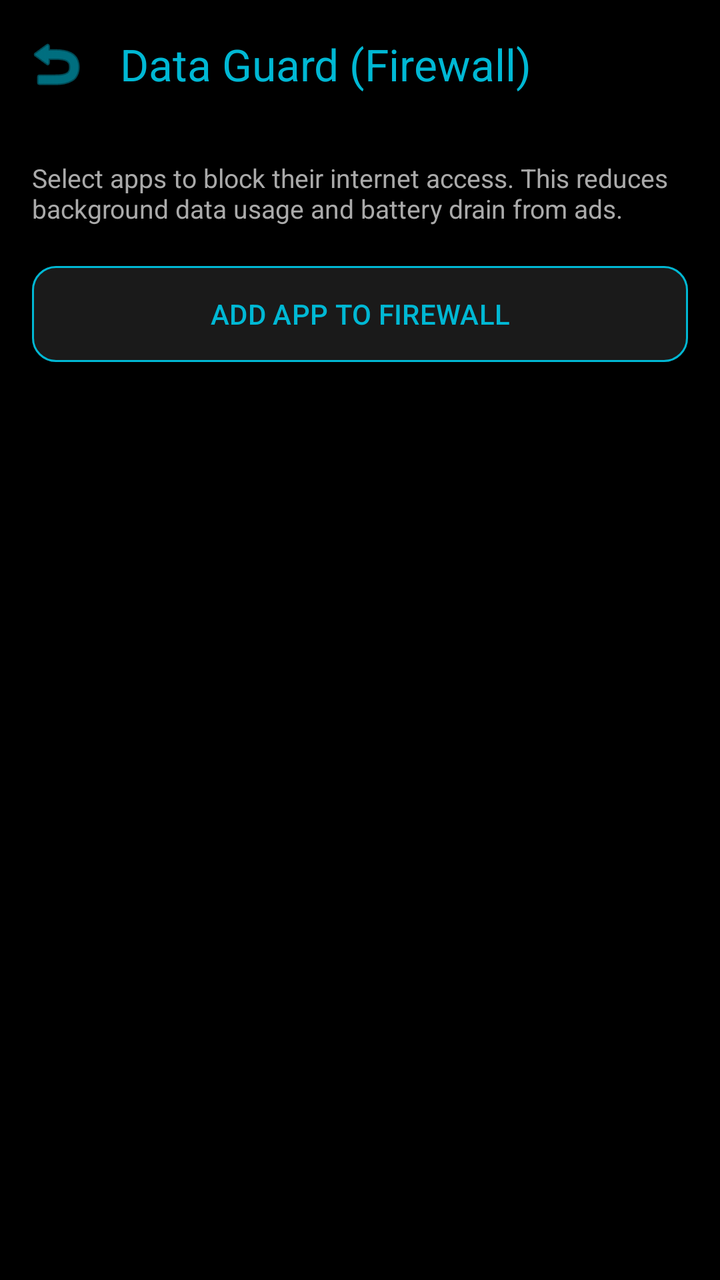
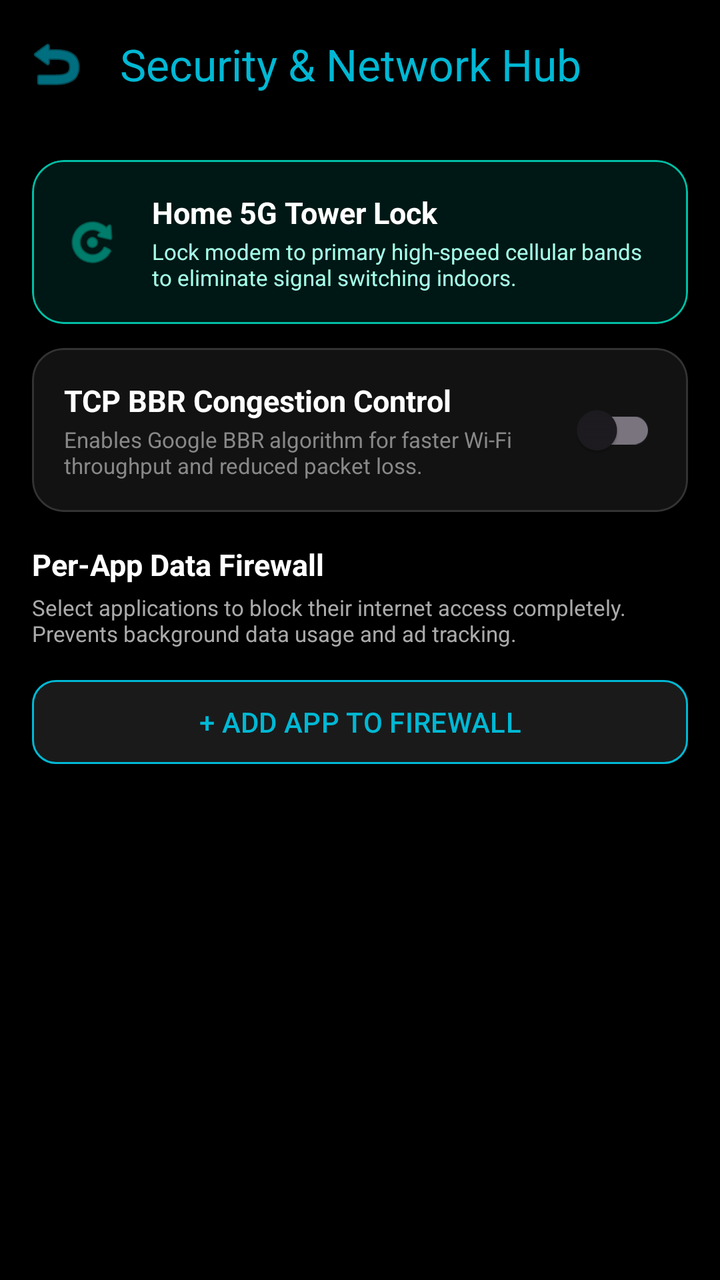

The first picture is an Android layout as it rendered before a commit; the second is the same layout after the commit. The layout source and the unified diff follow.
<!-- AndroidManifest.xml: activity theme Theme.PhoneControl -->
<!-- res/layout/activity_firewall.xml -->
<?xml version="1.0" encoding="utf-8"?>
<LinearLayout xmlns:android="http://schemas.android.com/apk/res/android"
    xmlns:app="http://schemas.android.com/apk/res-auto"
    android:layout_width="match_parent"
    android:layout_height="match_parent"
    android:orientation="vertical"
    android:background="@android:color/black"
    android:fitsSystemWindows="true">

    <com.google.android.material.appbar.MaterialToolbar
        android:id="@+id/toolbarFirewall"
        android:layout_width="match_parent"
        android:layout_height="?attr/actionBarSize"
        app:title="Data Guard (Firewall)"
        app:titleTextColor="@color/color_network"
        app:navigationIcon="@android:drawable/ic_menu_revert"
        app:navigationIconTint="@color/color_network" />

    <LinearLayout
        android:layout_width="match_parent"
        android:layout_height="match_parent"
        android:orientation="vertical"
        android:padding="16dp">

        <TextView
            android:layout_width="match_parent"
            android:layout_height="wrap_content"
            android:text="Select apps to block their internet access. This reduces background data usage and battery drain from ads."
            android:textColor="#AAAAAA"
            android:textSize="13sp"
            android:layout_marginBottom="16dp" />

        <Button
            android:id="@+id/btnAddFirewallApp"
            android:layout_width="match_parent"
            android:layout_height="56dp"
            android:text="ADD APP TO FIREWALL"
            android:layout_marginBottom="16dp"
            app:cornerRadius="12dp"
            android:backgroundTint="#1A1A1A"
            android:textColor="@color/color_network"
            app:strokeWidth="1dp"
            app:strokeColor="@color/color_network" />

        <ScrollView
            android:layout_width="match_parent"
            android:layout_height="0dp"
            android:layout_weight="1">
            <LinearLayout
                android:id="@+id/layoutFirewallContainer"
                android:layout_width="match_parent"
                android:layout_height="wrap_content"
                android:orientation="vertical" />
        </ScrollView>
    </LinearLayout>
</LinearLayout>
<!-- resources referenced by this layout -->
<resources>
  <color name="color_network">#00B8D4</color>
  <style name="Theme.PhoneControl" parent="Theme.Material3.DayNight.NoActionBar">
          
          <item name="colorPrimary">@color/purple_500</item>
          <item name="colorPrimaryVariant">@color/purple_700</item>
          <item name="colorOnPrimary">@color/white</item>
          
          <item name="colorSecondary">@color/teal_200</item>
          <item name="colorSecondaryVariant">@color/teal_700</item>
          <item name="colorOnSecondary">@color/black</item>
          
          <item name="android:statusBarColor">@android:color/black</item>
          <item name="android:windowLightStatusBar" tools:targetApi="m">false</item>
          
          
          
      </style>
  <color name="purple_500">#FF6200EE</color>
  <color name="purple_700">#FF3700B3</color>
  <color name="white">#FFFFFFFF</color>
  <color name="teal_200">#FF03DAC5</color>
  <color name="teal_700">#FF018786</color>
  <color name="black">#FF000000</color>
</resources>

<!-- the commit's change to res/layout/activity_firewall.xml (unified diff, before → after) -->
@@ -11,46 +11,160 @@
         android:id="@+id/toolbarFirewall"
         android:layout_width="match_parent"
         android:layout_height="?attr/actionBarSize"
-        app:title="Data Guard (Firewall)"
+        app:title="Security &amp; Network Hub"
         app:titleTextColor="@color/color_network"
         app:navigationIcon="@android:drawable/ic_menu_revert"
         app:navigationIconTint="@color/color_network" />
 
-    <LinearLayout
+    <androidx.core.widget.NestedScrollView
         android:layout_width="match_parent"
-        android:layout_height="match_parent"
-        android:orientation="vertical"
-        android:padding="16dp">
+        android:layout_height="match_parent">
 
-        <TextView
+        <LinearLayout
             android:layout_width="match_parent"
             android:layout_height="wrap_content"
-            android:text="Select apps to block their internet access. This reduces background data usage and battery drain from ads."
-            android:textColor="#AAAAAA"
-            android:textSize="13sp"
-            android:layout_marginBottom="16dp" />
+            android:orientation="vertical"
+            android:padding="16dp">
 
-        <Button
-            android:id="@+id/btnAddFirewallApp"
-            android:layout_width="match_parent"
-            android:layout_height="56dp"
-            android:text="ADD APP TO FIREWALL"
-            android:layout_marginBottom="16dp"
-            app:cornerRadius="12dp"
-            android:backgroundTint="#1A1A1A"
-            android:textColor="@color/color_network"
-            app:strokeWidth="1dp"
-            app:strokeColor="@color/color_network" />
-
-        <ScrollView
-            android:layout_width="match_parent"
-            android:layout_height="0dp"
-            android:layout_weight="1">
-            <LinearLayout
-                android:id="@+id/layoutFirewallContainer"
+            
+            <com.google.android.material.card.MaterialCardView
+                android:id="@+id/cardTowerLock"
                 android:layout_width="match_parent"
                 android:layout_height="wrap_content"
-                android:orientation="vertical" />
-        </ScrollView>
-    </LinearLayout>
+                android:layout_marginBottom="12dp"
+                app:cardCornerRadius="16dp"
+                app:cardBackgroundColor="#001815"
+                app:strokeWidth="1dp"
+                app:strokeColor="#00BFA5"
+                android:clickable="true"
+                android:focusable="true">
+                <LinearLayout
+                    android:layout_width="match_parent"
+                    android:layout_height="wrap_content"
+                    android:orientation="horizontal"
+                    android:padding="16dp"
+                    android:gravity="center_vertical">
+                    <ImageView
+                        android:layout_width="28dp"
+                        android:layout_height="28dp"
+                        android:src="@android:drawable/ic_menu_rotate"
+                        app:tint="#00BFA5" />
+                    <LinearLayout
+                        android:layout_width="0dp"
+                        android:layout_height="wrap_content"
+                        android:layout_weight="1"
+                        android:layout_marginStart="16dp"
+                        android:orientation="vertical">
+                        <TextView
+                            android:layout_width="wrap_content"
+                            android:layout_height="wrap_content"
+                            android:text="Home 5G Tower Lock"
+                            android:textColor="@android:color/white"
+                            android:textStyle="bold"
+                            android:textSize="15sp" />
+                        <TextView
+                            android:layout_width="wrap_content"
+                            android:layout_height="wrap_content"
+                            android:layout_marginTop="2dp"
+                            android:text="Lock modem to primary high-speed cellular bands to eliminate signal switching indoors."
+                            android:textColor="#A7FFEB"
+                            android:textSize="11sp" />
+                    </LinearLayout>
+                </LinearLayout>
+            </com.google.android.material.card.MaterialCardView>
+
+            
+            <com.google.android.material.card.MaterialCardView
+                android:id="@+id/cardNetworkBooster"
+                android:layout_width="match_parent"
+                android:layout_height="wrap_content"
+                android:layout_marginBottom="16dp"
+                app:cardCornerRadius="16dp"
+                app:cardBackgroundColor="#121212"
+                app:strokeWidth="1dp"
+                app:strokeColor="#333333">
+                <LinearLayout
+                    android:layout_width="match_parent"
+                    android:layout_height="wrap_content"
+                    android:orientation="vertical"
+                    android:padding="16dp">
+                    <LinearLayout
+                        android:layout_width="match_parent"
+                        android:layout_height="wrap_content"
+                        android:orientation="horizontal"
+                        android:gravity="center_vertical">
+                        <LinearLayout
+                            android:layout_width="0dp"
+                            android:layout_height="wrap_content"
+                            android:layout_weight="1"
+                            android:orientation="vertical">
+                            <TextView
+                                android:layout_width="wrap_content"
+                                android:layout_height="wrap_content"
+                                android:text="TCP BBR Congestion Control"
+                                android:textColor="#FFFFFF"
+                                android:textStyle="bold"
+                                android:textSize="15sp" />
+                            <TextView
+                                android:layout_width="wrap_content"
+                                android:layout_height="wrap_content"
+                                android:layout_marginTop="2dp"
+                                android:text="Enables Google BBR algorithm for faster Wi-Fi throughput and reduced packet loss."
+                                android:textColor="#888888"
+                                android:textSize="11sp" />
+                        </LinearLayout>
+                        <com.google.android.material.switchmaterial.SwitchMaterial
+                            android:id="@+id/switchTcpBbr"
+                            android:layout_width="wrap_content"
+                            android:layout_height="wrap_content" />
+                    </LinearLayout>
+                </LinearLayout>
+            </com.google.android.material.card.MaterialCardView>
+
+            
+            <LinearLayout
+                android:id="@+id/layoutFirewallSection"
+                android:layout_width="match_parent"
+                android:layout_height="wrap_content"
+                android:orientation="vertical">
+
+                <TextView
+                    android:layout_width="match_parent"
+                    android:layout_height="wrap_content"
+                    android:text="Per-App Data Firewall"
+                    android:textColor="#FFFFFF"
+                    android:textSize="15sp"
+                    android:textStyle="bold"
+                    android:layout_marginBottom="4dp" />
+
+                <TextView
+                    android:layout_width="match_parent"
+                    android:layout_height="wrap_content"
+                    android:text="Select applications to block their internet access completely. Prevents background data usage and ad tracking."
+                    android:textColor="#AAAAAA"
+                    android:textSize="11sp"
+                    android:layout_marginBottom="12dp" />
+
+                <Button
+                    android:id="@+id/btnAddFirewallApp"
+                    android:layout_width="match_parent"
+                    android:layout_height="50dp"
+                    android:text="+ ADD APP TO FIREWALL"
+                    android:layout_marginBottom="16dp"
+                    app:cornerRadius="12dp"
+                    android:backgroundTint="#1A1A1A"
+                    android:textColor="@color/color_network"
+                    app:strokeWidth="1dp"
+                    app:strokeColor="@color/color_network" />
+
+                <LinearLayout
+                    android:id="@+id/layoutFirewallContainer"
+                    android:layout_width="match_parent"
+                    android:layout_height="wrap_content"
+                    android:orientation="vertical" />
+
+            </LinearLayout>
+
+        </LinearLayout>
+    </androidx.core.widget.NestedScrollView>
 </LinearLayout>
